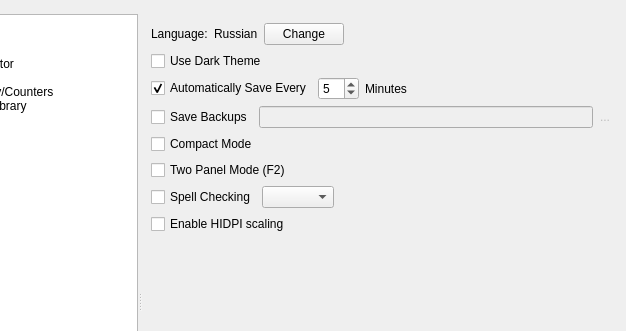
Qt form src/bin/scenarist-desktop/UserInterfaceLayer/Settings/SettingsView.ui (dimkanovikov/KITScenarist) before a commit; both pictures show x 92 to 718 and y 0 to 331 of the 718 by 601 pixel window.
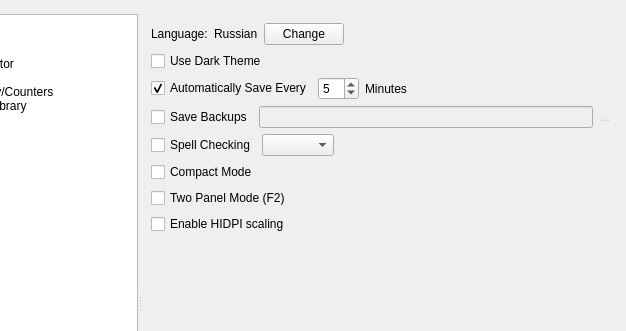
The same form after that commit. The open tabs and pages were chosen to show the change. Icons and pictures are not drawn. Custom widgets are drawn as their Qt base class.

Commit message: Tweaked a bit application settings screen

Diff of the .ui file:
```diff
--- a/src/bin/scenarist-desktop/UserInterfaceLayer/Settings/SettingsView.ui
+++ b/src/bin/scenarist-desktop/UserInterfaceLayer/Settings/SettingsView.ui
@@ -219,33 +219,6 @@
                 </property>
                 <widget class="QWidget" name="applicationPageCommon">
                  <layout class="QGridLayout" name="gridLayout_18">
-                  <item row="9" column="0">
-                   <layout class="QHBoxLayout" name="horizontalLayout_4">
-                    <item>
-                     <widget class="QCheckBox" name="spellChecking">
-                      <property name="text">
-                       <string>Spell Checking</string>
-                      </property>
-                     </widget>
-                    </item>
-                    <item>
-                     <widget class="QComboBox" name="spellCheckingLanguage"/>
-                    </item>
-                    <item>
-                     <spacer name="horizontalSpacer_22">
-                      <property name="orientation">
-                       <enum>Qt::Horizontal</enum>
-                      </property>
-                      <property name="sizeHint" stdset="0">
-                       <size>
-                        <width>40</width>
-                        <height>20</height>
-                       </size>
-                      </property>
-                     </spacer>
-                    </item>
-                   </layout>
-                  </item>
                   <item row="0" column="0">
                    <layout class="QHBoxLayout" name="horizontalLayout_13">
                     <item>
@@ -356,7 +329,7 @@
                     </item>
                    </layout>
                   </item>
-                  <item row="11" column="0">
+                  <item row="12" column="0">
                    <spacer name="verticalSpacer_4">
                     <property name="orientation">
                      <enum>Qt::Vertical</enum>
@@ -444,13 +417,6 @@
                     </item>
                    </layout>
                   </item>
-                  <item row="8" column="0">
-                   <widget class="QCheckBox" name="applicationTwoPanelMode">
-                    <property name="text">
-                     <string>Two Panel Mode (F2)</string>
-                    </property>
-                   </widget>
-                  </item>
                   <item row="1" column="0">
                    <widget class="QCheckBox" name="useDarkTheme">
                     <property name="text">
@@ -458,7 +424,7 @@
                     </property>
                    </widget>
                   </item>
-                  <item row="7" column="0">
+                  <item row="8" column="0">
                    <widget class="QCheckBox" name="applicationCompactMode">
                     <property name="enabled">
                      <bool>true</bool>
@@ -468,7 +434,14 @@
                     </property>
                    </widget>
                   </item>
-                  <item row="10" column="0">
+                  <item row="9" column="0">
+                   <widget class="QCheckBox" name="applicationTwoPanelMode">
+                    <property name="text">
+                     <string>Two Panel Mode (F2)</string>
+                    </property>
+                   </widget>
+                  </item>
+                  <item row="11" column="0">
                    <widget class="QCheckBox" name="applicationHidpiScaling">
                     <property name="enabled">
                      <bool>true</bool>
@@ -478,6 +451,33 @@
                     </property>
                    </widget>
                   </item>
+                  <item row="7" column="0">
+                   <layout class="QHBoxLayout" name="horizontalLayout_4">
+                    <item>
+                     <widget class="QCheckBox" name="spellChecking">
+                      <property name="text">
+                       <string>Spell Checking</string>
+                      </property>
+                     </widget>
+                    </item>
+                    <item>
+                     <widget class="QComboBox" name="spellCheckingLanguage"/>
+                    </item>
+                    <item>
+                     <spacer name="horizontalSpacer_22">
+                      <property name="orientation">
+                       <enum>Qt::Horizontal</enum>
+                      </property>
+                      <property name="sizeHint" stdset="0">
+                       <size>
+                        <width>40</width>
+                        <height>20</height>
+                       </size>
+                      </property>
+                     </spacer>
+                    </item>
+                   </layout>
+                  </item>
                  </layout>
                 </widget>
                 <widget class="QWidget" name="applicationPageModules">
```
Left out of the diff: 16 changed lines with no effect on the pictures.
